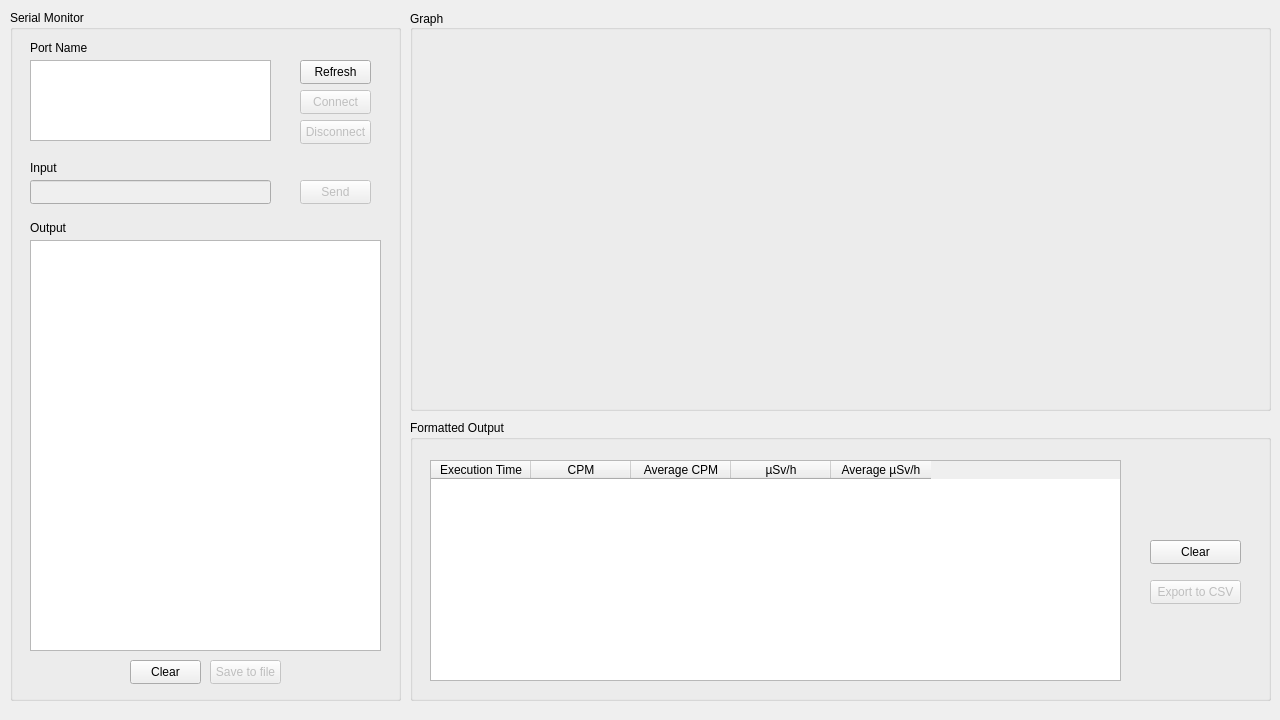
Above: mainwindow.ui from Oppenjaimer/serial-geiger-counter-qt before the change. Below: the same form after it.
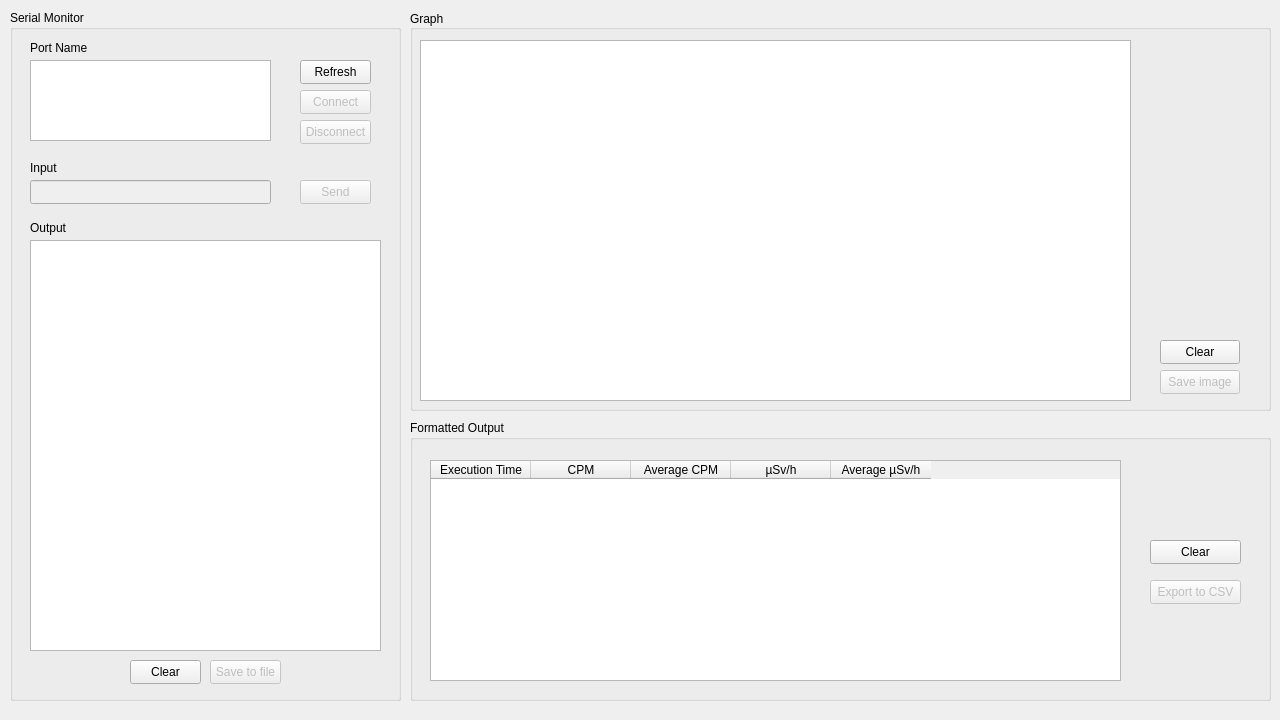
That is the form after the change. Custom widgets are drawn as their Qt base class.

Diff of the .ui file:
```diff
--- a/mainwindow.ui
+++ b/mainwindow.ui
@@ -262,6 +262,51 @@
     <property name="flat">
      <bool>false</bool>
     </property>
+    <widget class="QChartView" name="graph">
+     <property name="geometry">
+      <rect>
+       <x>10</x>
+       <y>30</y>
+       <width>711</width>
+       <height>361</height>
+      </rect>
+     </property>
+    </widget>
+    <widget class="QPushButton" name="button_clear_graph">
+     <property name="geometry">
+      <rect>
+       <x>750</x>
+       <y>330</y>
+       <width>80</width>
+       <height>24</height>
+      </rect>
+     </property>
+     <property name="cursor">
+      <cursorShape>PointingHandCursor</cursorShape>
+     </property>
+     <property name="text">
+      <string>Clear</string>
+     </property>
+    </widget>
+    <widget class="QPushButton" name="button_save_graph">
+     <property name="enabled">
+      <bool>false</bool>
+     </property>
+     <property name="geometry">
+      <rect>
+       <x>750</x>
+       <y>360</y>
+       <width>80</width>
+       <height>24</height>
+      </rect>
+     </property>
+     <property name="cursor">
+      <cursorShape>PointingHandCursor</cursorShape>
+     </property>
+     <property name="text">
+      <string>Save image</string>
+     </property>
+    </widget>
    </widget>
    <widget class="QGroupBox" name="group_formatted_output">
     <property name="geometry">
@@ -357,6 +402,13 @@
    </widget>
   </widget>
  </widget>
+ <customwidgets>
+  <customwidget>
+   <class>QChartView</class>
+   <extends>QGraphicsView</extends>
+   <header>QtCharts</header>
+  </customwidget>
+ </customwidgets>
  <resources/>
  <connections/>
 </ui>
```
